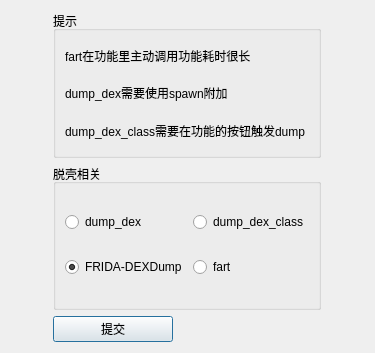
Qt form ui/tuoke.ui (dqzg12300/fridaUiTools) before a commit.
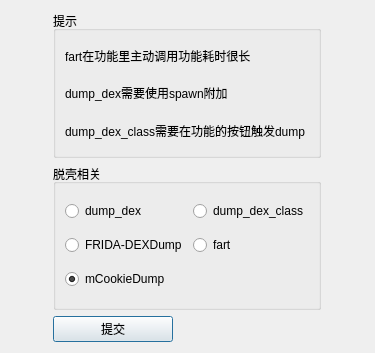
The same form after that commit.

Commit message: 增加cookieDump脱壳

```diff
--- a/ui/tuoke.ui
+++ b/ui/tuoke.ui
@@ -70,7 +70,7 @@
          <string>FRIDA-DEXDump</string>
         </property>
         <property name="checked">
-         <bool>true</bool>
+         <bool>false</bool>
         </property>
        </widget>
       </item>
@@ -81,6 +81,16 @@
         </property>
        </widget>
       </item>
+      <item row="2" column="0">
+       <widget class="QRadioButton" name="rdoCookieDump">
+        <property name="text">
+         <string>mCookieDump</string>
+        </property>
+        <property name="checked">
+         <bool>true</bool>
+        </property>
+       </widget>
+      </item>
      </layout>
     </widget>
    </item>
```
The commit also changes 6 other files.
